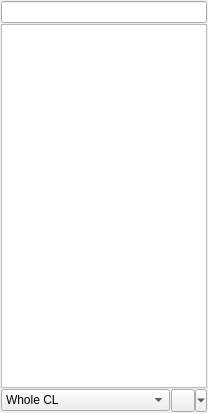
Old version of the form src/plugins/azoth/mainwidget.ui in the repository 0xd34df00d/leechcraft.
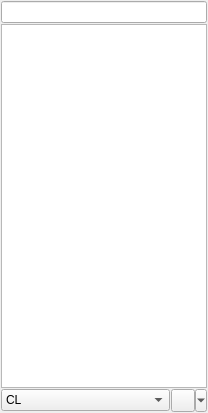
New version of the form.

Commit message: Azoth: shorten names of CL type combobox labels.

```diff
--- a/src/plugins/azoth/mainwidget.ui
+++ b/src/plugins/azoth/mainwidget.ui
@@ -69,9 +69,12 @@
     <layout class="QHBoxLayout" name="BottomLayout_">
      <item>
       <widget class="QComboBox" name="RosterMode_">
+       <property name="sizeAdjustPolicy">
+        <enum>QComboBox::AdjustToContentsOnFirstShow</enum>
+       </property>
        <item>
         <property name="text">
-         <string>Whole CL</string>
+         <string>CL</string>
         </property>
        </item>
        <item>
```
Left out of the diff: 2 changed lines with no effect on the pictures.
